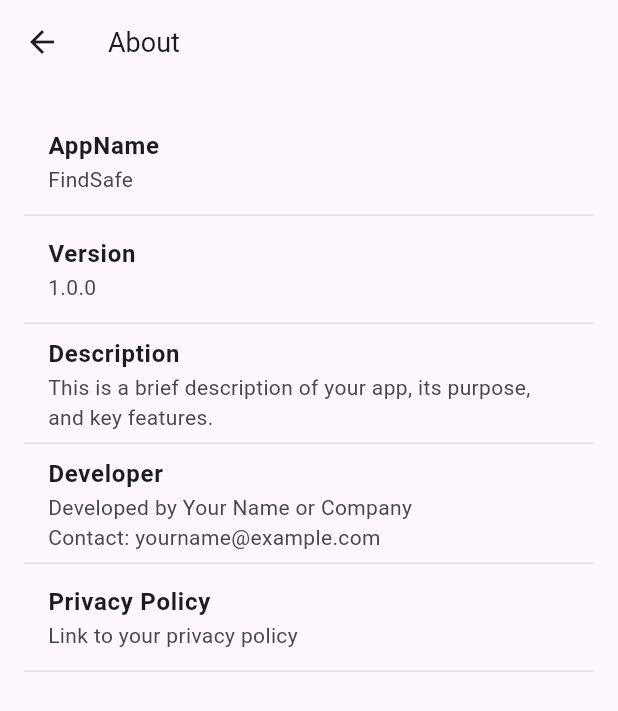
After one commit to pious2847/FindSafe, a Flutter app: the Settings screen opened directly, after a tap on "About Phone", on a phone screen of 412 x 824 dp. The commit adds this screen. Shown: the top 711 px of the screen. Run offline on Flutter 3.47's test engine with Material 3 defaults, Android fonts, the phone set to English and light mode, and no system bars; our stand-ins replace device_info_plus, dio, flutter_svg, fluttertoast, get, google_fonts and 6 more; missing offline and left inert: dart:ffi, flutter_lock_screen, flutter_polyline_points; accounts and stored records are empty; network calls fail.

Commit message:
Changes to be committed: 	modified:   lib/constants/NavBar.dart 	modified:   lib/models/settings_model.dart 	new file:   lib/screens/about.dart 	modified:   lib/screens/login.dart 	modified:   lib/screens/settings.dart 	modified:   lib/screens/usermap.dart 	modified:   lib/services/service.dart

```diff
--- a/lib/constants/NavBar.dart
+++ b/lib/constants/NavBar.dart
@@ -5,7 +5,7 @@ import 'package:lost_mode_app/screens/login.dart';
 import 'package:lost_mode_app/screens/settings.dart';
 import 'package:lost_mode_app/screens/usermap.dart';
 import 'package:lost_mode_app/services/service.dart';
-// import 'package:lost_mode_app/screens/disablescreen.dart';
+import 'package:lost_mode_app/utils/messages.dart';
 import 'package:iconsax_flutter/iconsax_flutter.dart';
 
 class NavBar extends StatelessWidget {
@@ -93,7 +93,8 @@ class NavBar extends StatelessWidget {
                           context,
                           MaterialPageRoute(
                               builder: (context) => const Signin()),
-                        )
+                        ),
+                      SnackbarUtils.showCustomSnackBar(context, 'Logout successful', const Color.fromARGB(255, 76, 175, 80)),
                       },
                     ),
                   ],
--- a/lib/models/settings_model.dart
+++ b/lib/models/settings_model.dart
@@ -6,8 +6,9 @@ class CustomListTile extends StatelessWidget {
   final String title;
   final IconData icon;
   final Widget? trailing;
+   final VoidCallback? onTap;
   const CustomListTile(
-      {super.key, required this.title, required this.icon, this.trailing});
+      {super.key, required this.title, required this.icon, this.trailing,  this.onTap,});
 
   @override
   Widget build(BuildContext context) {
@@ -15,7 +16,7 @@ class CustomListTile extends StatelessWidget {
       title: Text(title),
       leading: Icon(icon),
       trailing: trailing,
-      onTap: () {},
+      onTap: onTap,
     );
   }
 }
--- /dev/null
+++ b/lib/screens/about.dart
@@ -0,0 +1,92 @@
+import 'package:flutter/foundation.dart';
+import 'package:flutter/material.dart';
+import 'package:iconsax_flutter/iconsax_flutter.dart';
+
+class AboutPhone extends StatefulWidget {
+  const AboutPhone({super.key});
+
+  @override
+  State<AboutPhone> createState() => _AboutPhoneState();
+}
+
+class _AboutPhoneState extends State<AboutPhone> {
+  @override
+  Widget build(BuildContext context) {
+    return  Scaffold(
+      appBar: AppBar(
+        title: Text('About', style: TextStyle(fontWeight: FontWeight.w400, fontSize: 18),),
+      ),
+ body: SingleChildScrollView(
+        child: Padding(
+          padding: const EdgeInsets.all(16.0),
+          child: Column(
+            children: [
+              _CustomListTile(
+                title: 'AppName',
+                subtitle: 'FindSafe',
+              ),
+              // _AppNameAndLogo(),
+              // SizedBox(height: 16),
+              _CustomListTile(
+                title: 'Version',
+                subtitle: '1.0.0',
+              ),
+              _CustomListTile(
+                title: 'Description',
+                subtitle: 'This is a brief description of your app, its purpose, and key features.',
+              ),
+              _CustomListTile(
+                title: 'Developer',
+                subtitle: 'Developed by Your Name or Company\nContact: yourname@example.com',
+              ),
+              _CustomListTile(
+                title: 'Privacy Policy',
+                subtitle: 'Link to your privacy policy',
+              ),
+              SizedBox(height: 16),
+              // _SocialMediaLinks(),
+            ],
+          ),
+        ),
+      ),
+    );
+  }
+
+  // ... (other widget methods)
+}
+
+class _CustomListTile extends StatelessWidget {
+  final String title;
+  final String subtitle;
+
+  _CustomListTile({
+    required this.title,
+    required this.subtitle,
+  });
+
+  @override
+  Widget build(BuildContext context) {
+    return Column(
+      children: [
+        ListTile(
+          title: Text(
+            title,
+            style: TextStyle(
+              fontWeight: FontWeight.bold,
+              fontSize: 16,
+            ),
+          ),
+          subtitle: Text(
+            subtitle,
+            style: TextStyle(fontSize: 14),
+          ),
+        ),
+        Divider(
+          thickness: 1,
+          height: 0,
+          color: Colors.grey[300],
+        ),
+      ],
+    );
+  }
+}
--- a/lib/screens/login.dart
+++ b/lib/screens/login.dart
@@ -61,7 +61,6 @@ class _SigninState extends State<Signin> {
             deviceName,
             deviceModel,
           );
-          print('=============================== Error==========================***++');
           }
         await saveUserDataToLocalStorage(response.data);
         prefs.setBool('showHome', true);
--- a/lib/screens/settings.dart
+++ b/lib/screens/settings.dart
@@ -1,12 +1,8 @@
-import 'dart:isolate';
-
 import 'package:flutter/material.dart';
-import 'package:dio/dio.dart';
 import 'package:get/get.dart';
 import 'package:iconsax_flutter/iconsax_flutter.dart';
-import 'package:lost_mode_app/.env.dart';
-import 'package:google_fonts/google_fonts.dart';
 import 'package:lost_mode_app/models/settings_model.dart';
+import 'package:lost_mode_app/screens/about.dart';
 import 'package:lost_mode_app/services/settings_service.dart';
 import 'package:lost_mode_app/utils/settings.dart';
 import 'package:lost_mode_app/theme/theme_controller.dart';
@@ -29,8 +25,6 @@ class _SettingsState extends State<Settings> {
     super.initState();
   }
 
-
-
   Future<void> _loadModes() async {
     final prefs = await SharedPreferences.getInstance();
     setState(() {
@@ -43,7 +37,7 @@ class _SettingsState extends State<Settings> {
   Widget build(BuildContext context) {
     return Scaffold(
       appBar: AppBar(
-        title: Text("Settings"),
+        title: const Text("Settings",style: TextStyle(fontWeight: FontWeight.w400, fontSize: 18),),
       ),
       body: Center(
         child: Container(
@@ -54,10 +48,13 @@ class _SettingsState extends State<Settings> {
                 title: "General",
                 children: [
                   const Divider(),
-                  const CustomListTile(
+                   CustomListTile(
                     title: "About Phone",
                     icon: Iconsax.mobile_copy,
-                    trailing: Icon(Iconsax.arrow_right_3_copy),
+                    trailing: const Icon(Iconsax.arrow_right_3_copy),
+                    onTap: () {
+                      Get.to(const AboutPhone());
+                    },
                   ),
                   const Divider(),
                   CustomListTile(
@@ -66,7 +63,7 @@ class _SettingsState extends State<Settings> {
                     trailing: Switch(
                       value: themeController.isDarkMode.value,
                       onChanged: (value) {
-                      setState((){
+                        setState(() {
                           themeController.toggleTheme();
                         });
                       },
@@ -90,7 +87,6 @@ class _SettingsState extends State<Settings> {
                           updatemode(
                               'disable'); // Update the mode in the backend
                           updateMode('disable');
-
                         }
                       });
                     },
@@ -111,8 +107,6 @@ class _SettingsState extends State<Settings> {
                           updatemode(
                               'active'); // Update the mode in the backend
                           updateMode('active');
-
-
                         }
                       });
                     },
--- a/lib/screens/usermap.dart
+++ b/lib/screens/usermap.dart
@@ -184,7 +184,6 @@ class _MapScreenState extends State<MapScreen> {
         "FindSafe",
         style: TextStyle(fontWeight: FontWeight.w400, fontSize: 18),
       ),
-      backgroundColor: Colors.white,
       actions: [
         if (_origin != null)
           TextButton(
--- a/lib/services/service.dart
+++ b/lib/services/service.dart
@@ -1,6 +1,7 @@
 import 'package:shared_preferences/shared_preferences.dart';
 import 'package:dio/dio.dart';
 import 'package:lost_mode_app/.env.dart';
+
 
 Future<void> saveUserDataToLocalStorage(String userId) async {
   final prefs = await SharedPreferences.getInstance();
@@ -23,6 +24,7 @@ Future<void> logout() async {
   await prefs.setBool('showHome', false);
   await prefs.setBool('isRegisted', false);
 
+
   print("User Logged Out");
 }
 
@@ -40,10 +42,8 @@ Future<void> addDeviceInfo(
     if (response.statusCode == 200) {
       final prefs = await SharedPreferences.getInstance();
       await prefs.setBool('isRegisted', true);
-      final results = response.data;
-      print('the deviceId is : $results');
-      // final deviceId = response.data['deviceId'] as String;
-      // await prefs.setString('deviceId', deviceId);
+      final deviceId = response.data['deviceId'] as String;
+      await prefs.setString('deviceId', deviceId);
       print('The responds for adding new device: $response');
       print("device info inserted successfull");
     } else {
```
Lines whose indentation alone changed are shown as unchanged.
